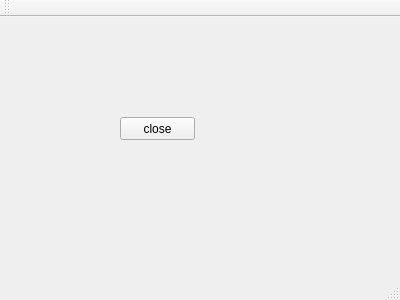
Before: the Qt Designer form QT/demo1/mainwindow.ui in sudemo/Programmer-s-self-cultivation, drawn with Qt 5.
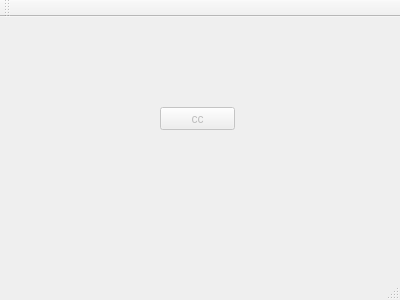
After: the same form once the commit is applied.

Patch:
```diff
--- a/QT/demo1/mainwindow.ui
+++ b/QT/demo1/mainwindow.ui
@@ -2,6 +2,9 @@
 <ui version="4.0">
  <class>MainWindow</class>
  <widget class="QMainWindow" name="MainWindow">
+  <property name="enabled">
+   <bool>false</bool>
+  </property>
   <property name="geometry">
    <rect>
     <x>0</x>
@@ -15,16 +18,19 @@
   </property>
   <widget class="QWidget" name="centralWidget">
    <widget class="QPushButton" name="pushButton">
+    <property name="enabled">
+     <bool>false</bool>
+    </property>
     <property name="geometry">
      <rect>
-      <x>120</x>
-      <y>100</y>
+      <x>160</x>
+      <y>90</y>
       <width>75</width>
       <height>23</height>
      </rect>
     </property>
     <property name="text">
-     <string>close</string>
+     <string>cc</string>
     </property>
    </widget>
   </widget>
```
Left out of the diff: 8 changed lines with no effect on the pictures.
